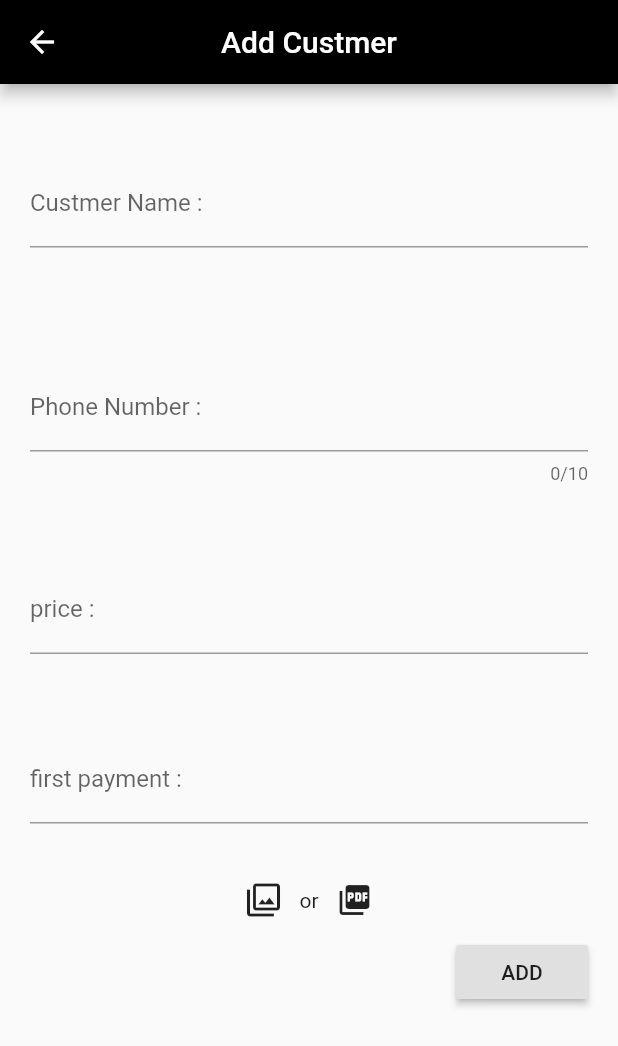
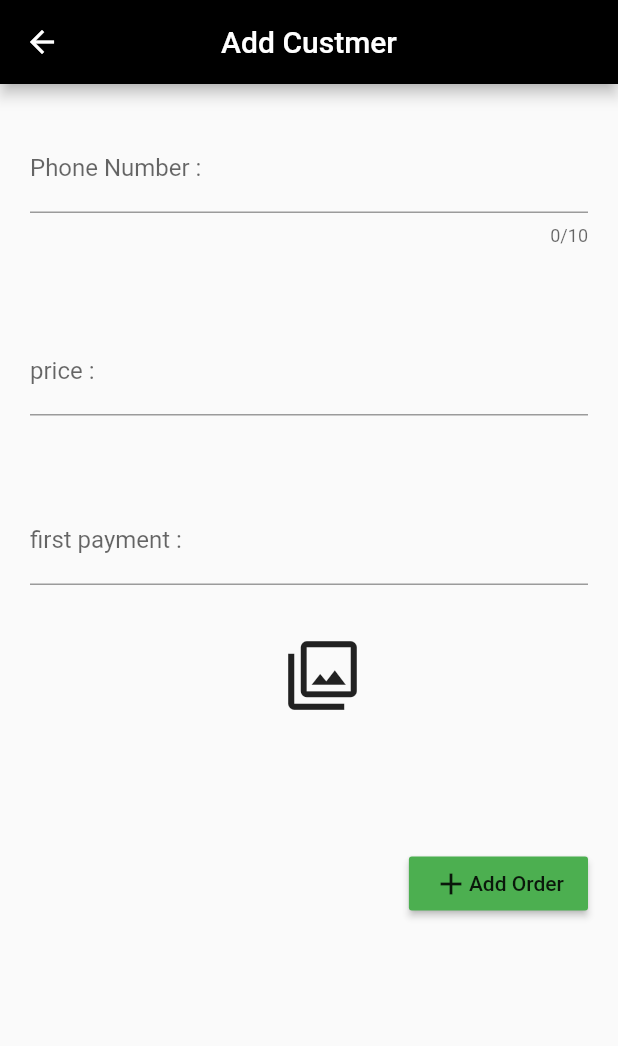
Before and after one commit to GH4SS4N/flutter_clothes_app, a Flutter app: the OrdersHome widget shown alone on an empty page, opened directly, after a tap on the "add" icon, on a phone screen of 412 x 824 dp. Shown: the top 1046 px of the screen. Run offline on Flutter 3.47's test engine with Material 2 defaults, Android fonts, the phone set to English and light mode, and no system bars; our stand-ins replace file_picker, parse_server_sdk; network calls fail; statements that could not run were skipped.

Commit message:
finish with add order and add customer page >>> do the parse thing please lets finish

```diff
--- a/lib/Pages/AddCustomers.dart
+++ /dev/null
@@ -1,129 +0,0 @@
-import 'dart:io';
-//import 'dart:ui';
-
-import 'package:file_picker/file_picker.dart';
-import 'package:flutter/material.dart';
-
-//page where we add orders
-class addCustmer extends StatelessWidget {
-  File file;
-  FilePickerResult result;
-  // User x =new User(1, 20, 'Ghassan');
-  Future<void> pdfgetFile() async {
-    result = await FilePicker.platform.pickFiles(
-      type: FileType.custom,
-      allowedExtensions: ['pdf'],
-    );
-    if (result != null) {
-      File file = File(result.files.single.path);
-    }
-  }
-
-  Future<void> imagegetFile() async {
-    result = await FilePicker.platform.pickFiles(
-      type: FileType.custom,
-      allowedExtensions: ['jpg'],
-    );
-    if (result != null) {
-      File file = File(result.files.single.path);
-    }
-  }
-
-  Widget build(BuildContext context) {
-    return SafeArea(
-      child: Scaffold(
-        appBar: AppBar(
-          backgroundColor: Colors.black,
-          leading: IconButton(
-              icon: Icon(Icons.arrow_back),
-              onPressed: () {
-                Navigator.pop(context);
-              }),
-          title: Text('Add Custmer'),
-          centerTitle: true,
-        ),
-        body: SingleChildScrollView(
-          child: Column(
-            mainAxisAlignment: MainAxisAlignment.spaceEvenly,
-            children: [
-              Padding(
-                padding: EdgeInsets.symmetric(horizontal: 20, vertical: 50),
-                child: TextField(
-                  decoration: InputDecoration(labelText: 'Custmer Name :'),
-                  onChanged: (value) {
-                    // print(value);
-                  },
-                ),
-              ),
-              Padding(
-                padding: EdgeInsets.symmetric(horizontal: 20, vertical: 27),
-                child: TextField(
-                  maxLength: 10,
-                  maxLengthEnforced: true,
-                  keyboardType: TextInputType.number,
-                  decoration: InputDecoration(labelText: 'Phone Number :'),
-                  onChanged: (value) {
-                    // print(value);
-                  },
-                ),
-              ),
-              Padding(
-                padding: EdgeInsets.symmetric(horizontal: 20, vertical: 27),
-                child: TextField(
-                  // maxLength: 10,
-                  // maxLengthEnforced: true,
-                  keyboardType: TextInputType.number,
-                  decoration: InputDecoration(labelText: 'price :'),
-                  onChanged: (value) {
-                    // print(value);
-                  },
-                ),
-              ),
-              Padding(
-                padding: EdgeInsets.symmetric(horizontal: 20, vertical: 27),
-                child: TextField(
-                  //selectionWidthStyle: BoxWidthStyle.tight,
-                  // maxLength: 10,
-                  // maxLengthEnforced: true,
-                  keyboardType: TextInputType.number,
-                  decoration: InputDecoration(labelText: 'first payment :'),
-                  onChanged: (value) {
-                    // print(value);
-                  },
-                ),
-              ),
-              Row(
-                mainAxisAlignment: MainAxisAlignment.center,
-                children: [
-                  IconButton(
-                      icon: Icon(Icons.filter),
-                      onPressed: () {
-                        imagegetFile();
-                      }),
-                  Text('or'),
-                  IconButton(
-                      icon: Icon(Icons.picture_as_pdf),
-                      onPressed: () {
-                        pdfgetFile();
-                      }),
-                ],
-              ),
-              Row(
-                mainAxisAlignment: MainAxisAlignment.end,
-                children: [
-                  Padding(
-                    padding: const EdgeInsets.fromLTRB(0, 0, 20, 0),
-                    child: RaisedButton(
-                        padding: EdgeInsets.all(10),
-                        child: Text('ADD'),
-                        onPressed: () {}),
-                  ),
-                ],
-              ),
-            ],
-          ),
-        ),
-      ),
-    );
-  }
-}
--- /dev/null
+++ b/lib/Pages/AddOrder.dart
@@ -0,0 +1,160 @@
+import 'dart:io';
+//import 'dart:ui';
+
+import 'package:file_picker/file_picker.dart';
+import 'package:flutter/material.dart';
+import 'package:flutter_clothes_app/main.dart';
+
+import 'AddCustomer.dart';
+
+//page where we add orders
+class AddOrder extends StatefulWidget {
+  @override
+  _AddOrder createState() => _AddOrder();
+}
+
+class _AddOrder extends State<AddOrder> {
+  bool customerDoesExect = false;
+  final formKey = new GlobalKey<FormState>();
+  File file;
+  FilePickerResult result;
+  // User x =new User(1, 20, 'Ghassan');
+  Future<void> pdfgetFile() async {
+    result = await FilePicker.platform.pickFiles(
+      type: FileType.custom,
+      allowedExtensions: ['pdf'],
+    );
+    if (result != null) {
+      File file = File(result.files.single.path);
+    }
+  }
+
+  Future<void> imagegetFile() async {
+    result = await FilePicker.platform.pickFiles(
+      type: FileType.custom,
+      allowedExtensions: ['jpg'],
+    );
+    if (result != null) {
+      File file = File(result.files.single.path);
+    }
+  }
+
+  validatAndSave() {
+    if (formKey.currentState.validate()) {
+      Navigator.push(
+          context, MaterialPageRoute(builder: (context) => AddCustomer()));
+      //TODO: parse call to chick if the customer excest or not and assign the order
+      print("successes");
+    }
+  }
+
+  Widget build(BuildContext context) {
+    return SafeArea(
+      child: Scaffold(
+        appBar: AppBar(
+          backgroundColor: Colors.black,
+          leading: IconButton(
+              icon: Icon(Icons.arrow_back),
+              onPressed: () {
+                Navigator.pop(context);
+              }),
+          title: Text('Add Custmer'),
+          centerTitle: true,
+        ),
+        body: SingleChildScrollView(
+          child: Form(
+            key: formKey,
+            child: Column(
+              mainAxisAlignment: MainAxisAlignment.spaceEvenly,
+              children: [
+                Padding(
+                  padding: EdgeInsets.symmetric(horizontal: 20, vertical: 27),
+                  child: TextFormField(
+                    // key: formKey,
+                    maxLength: 10,
+                    maxLengthEnforced: true,
+                    keyboardType: TextInputType.number,
+                    decoration: InputDecoration(labelText: 'Phone Number :'),
+                    validator: (val) {
+                      return val.length == 0
+                          ? 'enter a phone number'
+                          : val.length != 10
+                              ? "a phone number must contain 10 numbers"
+                              : val.startsWith('05')
+                                  ? null
+                                  : "a phon number must start with 05";
+                    },
+                  ),
+                ),
+                Padding(
+                  padding: EdgeInsets.symmetric(horizontal: 20, vertical: 27),
+                  child: TextFormField(
+                    // maxLength: 10,
+                    // maxLengthEnforced: true,
+                    keyboardType: TextInputType.number,
+                    decoration: InputDecoration(labelText: 'price :'),
+                    validator: (value) {
+                      return value.length == 0 ? "fill in the price " : null;
+                    },
+                  ),
+                ),
+                Padding(
+                  padding: EdgeInsets.symmetric(horizontal: 20, vertical: 27),
+                  child: TextFormField(
+                    //selectionWidthStyle: BoxWidthStyle.tight,
+                    // maxLength: 10,
+                    // maxLengthEnforced: true,
+                    keyboardType: TextInputType.number,
+                    decoration: InputDecoration(labelText: 'first payment :'),
+                    validator: (valu) {
+                      return valu.length == 0
+                          ? "there has to be first payment"
+                          : null;
+                    },
+                  ),
+                ),
+                Row(
+                  mainAxisAlignment: MainAxisAlignment.center,
+                  children: [
+                    IconButton(
+                        icon: Icon(
+                          Icons.filter,
+                          size: 50,
+                        ),
+                        onPressed: () {
+                          imagegetFile();
+                        }),
+                    // Text('or'),
+                    // IconButton(
+                    //     icon: Icon(Icons.picture_as_pdf),
+                    //     onPressed: () {
+                    //       pdfgetFile();
+                    //     }),
+                  ],
+                ),
+                Row(
+                  mainAxisAlignment: MainAxisAlignment.end,
+                  children: [
+                    Padding(
+                        padding: const EdgeInsets.fromLTRB(0, 100, 20, 0),
+                        child: RaisedButton(
+                          color: Colors.green,
+                          //padding: EdgeInsets.all(10),
+                          child: Row(
+                            children: [
+                              Icon(Icons.add),
+                              Text('Add Order'),
+                            ],
+                          ),
+                          onPressed: validatAndSave,
+                        )),
+                  ],
+                ),
+              ],
+            ),
+          ),
+        ),
+      ),
+    );
+  }
+}
--- a/lib/Pages/OrdersHome.dart
+++ b/lib/Pages/OrdersHome.dart
@@ -4,7 +4,7 @@ import 'package:flutter_clothes_app/Data/Order.dart';
 import 'package:flutter_clothes_app/Pages/CustomerOrders.dart';
 import 'package:flutter_clothes_app/Widgets/OrderCard.dart';
 
-import 'AddCustomers.dart';
+import 'AddOrder.dart';
 
 // This page shows all orders
 class OrdersHome extends StatefulWidget {
@@ -79,7 +79,7 @@ class _OrdersHome extends State<OrdersHome> {
                       Navigator.push(
                           context,
                           MaterialPageRoute(
-                            builder: (context) => addCustmer(),
+                            builder: (context) => AddOrder(),
                           ));
                     },
                   ),
```
Also changed, not shown: lib/Pages/AddCustomer.dart (added, +40 -0 lines), lib/Widgets/OrderCard.dart (+9 -3 lines).
